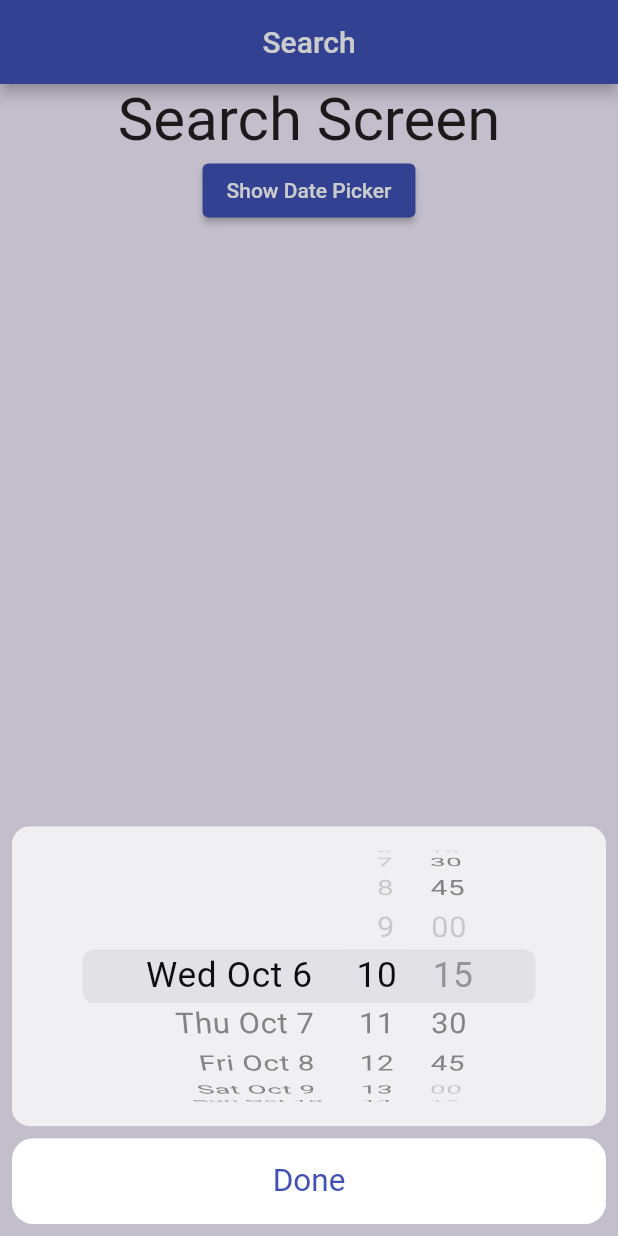
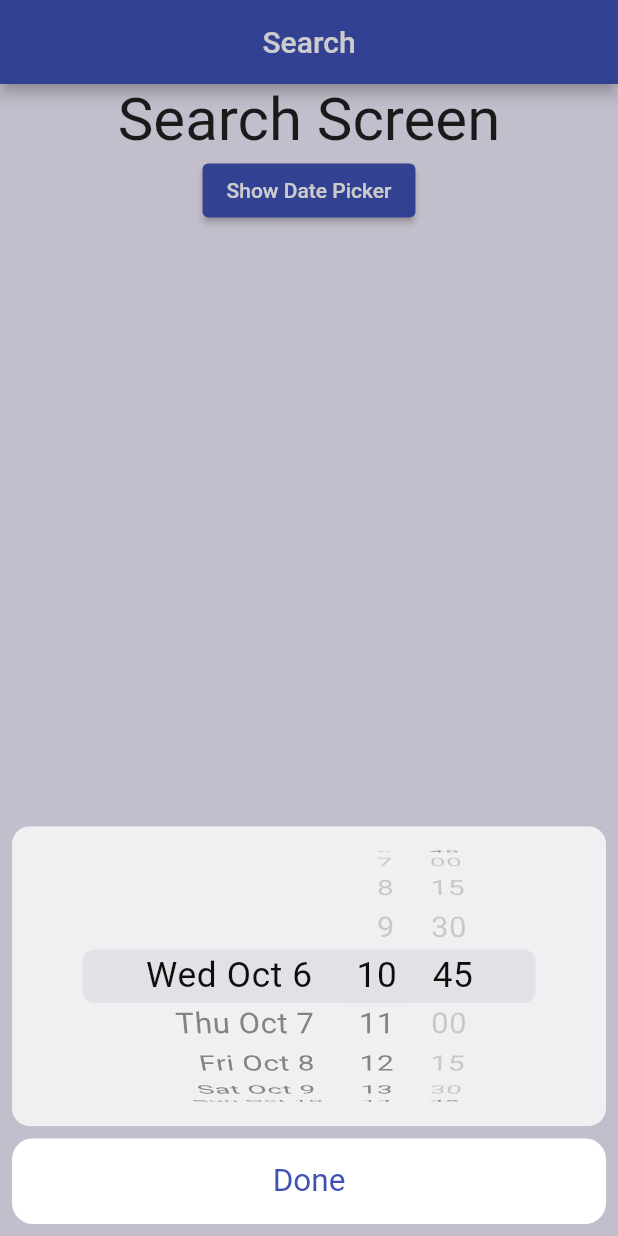
Before and after one commit to Dos06/EatMeat, a Flutter app: the Search screen opened directly, after a tap on "Show Date Picker", on a phone screen of 412 x 824 dp. Run offline on Flutter 3.47's test engine with Material 2 defaults, Android fonts, the phone set to English and light mode, and no system bars; missing offline and left inert: qr_code_scanner.

```diff
--- a/lib/components/date_picker.dart
+++ b/lib/components/date_picker.dart
@@ -12,18 +12,23 @@ class DatePicker extends StatefulWidget {
 
 class _DatePickerState extends State<DatePicker> {
   int minuteInterval = 15;
-  DateTime minDate = DateTime.now();
-  DateTime maxDate = DateTime(
-    DateTime.now().year,
-    DateTime.now().month + 1,
-    DateTime.now().day,
-  );
-  DateTime dateTime = DateTime.now();
+  late DateTime minDate;
+  late DateTime maxDate;
+  late DateTime dateTime;
 
   @override
   void initState() {
     super.initState();
-    dateTime = getDateTime(minuteInterval: minuteInterval);
+    DateTime now = DateTime.now().roundUp();
+    minDate = now;
+    dateTime = now;
+    maxDate = DateTime(
+      now.year,
+      now.month + 1,
+      now.day,
+      now.hour,
+      now.minute,
+    );
   }
 
   DateTime getDateTime({minuteInterval}) {
--- a/lib/util/date_picker_util.dart
+++ b/lib/util/date_picker_util.dart
@@ -1,5 +1,17 @@
 import 'package:flutter/cupertino.dart';
 import 'package:flutter/material.dart';
+
+extension DateTimeRoundExtension on DateTime {
+  DateTime roundDown({Duration delta = const Duration(minutes: 15)}) {
+    return DateTime.fromMillisecondsSinceEpoch(
+        millisecondsSinceEpoch - millisecondsSinceEpoch % delta.inMilliseconds);
+  }
+
+  DateTime roundUp({Duration delta = const Duration(minutes: 15)}) {
+    return DateTime.fromMillisecondsSinceEpoch(
+        delta.inMilliseconds + millisecondsSinceEpoch - millisecondsSinceEpoch % delta.inMilliseconds);
+  }
+}
 
 class DatePickerUtil {
   static void showSheet(
```
